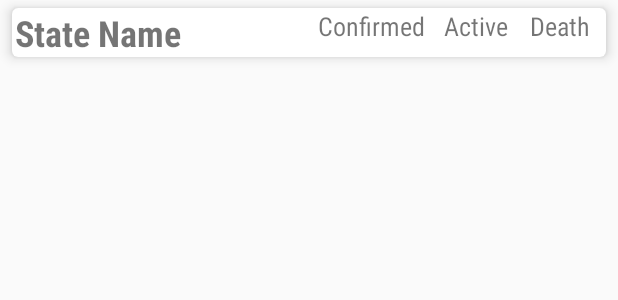
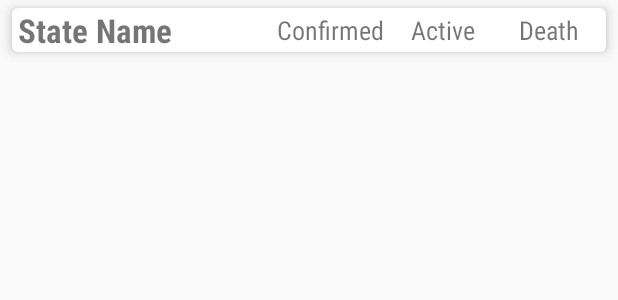
Before and after one commit to kanish51/COVID-19_Statistics_India_App, an Android app: the layout activity_state_data.xml on its own in the app's theme, with its tools: preview values and no code run, on a phone screen of 412 x 824 dp. Shown: the top 300 px of the screen. Run offline under Robolectric (Android 15) with nearby library versions, the phone set to English and light mode, and no system bars.

Commit message:
fixed layout issues

```diff
--- a/app/src/main/AndroidManifest.xml
+++ b/app/src/main/AndroidManifest.xml
@@ -12,12 +12,14 @@
         android:roundIcon="@mipmap/mycustomicon_round"
         android:supportsRtl="true"
         android:theme="@style/AppTheme">
-        <activity android:name=".DistrictDataActivity">
+        <activity android:name=".DistrictDataActivity"
+            android:launchMode="singleTop">
             <meta-data
                 android:name="android.support.PARENT_ACTIVITY"
                 android:value=".StateDataActivity" />
         </activity>
-        <activity android:name=".StateDataActivity">
+        <activity android:name=".StateDataActivity"
+            android:launchMode="singleTop">
             <meta-data
                 android:name="android.support.PARENT_ACTIVITY"
                 android:value=".MainActivity" />
--- a/app/src/main/res/layout/activity_state_data.xml
+++ b/app/src/main/res/layout/activity_state_data.xml
@@ -34,26 +34,26 @@
                 android:layout_width="0dp"
                 android:layout_height="wrap_content"
                 android:layout_weight="1"
+                android:layout_marginLeft="2dp"
                 android:fontFamily="sans-serif-condensed"
                 android:text="State Name"
-                android:textSize="24sp"
+                android:textSize="22sp"
                 android:textStyle="bold" />
 
             <LinearLayout
                 android:layout_width="0dp"
                 android:layout_height="24dp"
-                android:layout_weight="1."
+                android:layout_gravity="center"
+                android:layout_weight="1.3"
                 android:orientation="horizontal">
 
                 <TextView
                     android:id="@+id/tvConfirmedHeading"
                     android:layout_width="0dp"
                     android:layout_height="match_parent"
-                    android:layout_marginStart="1dp"
-                    android:layout_marginEnd="1dp"
-                    android:layout_weight="1.5"
+                    android:layout_weight="1.1"
                     android:fontFamily="sans-serif-condensed"
-                    android:gravity="center_horizontal"
+                    android:gravity="clip_vertical|center_horizontal"
                     android:text="Confirmed"
                     app:autoSizeTextType="uniform" />
 
@@ -61,11 +61,9 @@
                     android:id="@+id/tvActiveHeading"
                     android:layout_width="0dp"
                     android:layout_height="match_parent"
-                    android:layout_marginStart="1dp"
-                    android:layout_marginEnd="1dp"
                     android:layout_weight="1"
                     android:fontFamily="sans-serif-condensed"
-                    android:gravity="center_horizontal"
+                    android:gravity="clip_vertical|center_horizontal"
                     android:text="Active"
                     app:autoSizeTextType="uniform" />
 
@@ -73,11 +71,10 @@
                     android:id="@+id/tvDeathsHeading"
                     android:layout_width="0dp"
                     android:layout_height="match_parent"
-                    android:layout_marginStart="1dp"
-                    android:layout_marginEnd="1dp"
                     android:layout_weight="1"
                     android:fontFamily="sans-serif-condensed"
-                    android:gravity="center_horizontal"
+                    android:gravity="clip_vertical|center_horizontal"
+
                     android:text="Death"
                     app:autoSizeTextType="uniform" />
 
```
Also changed, not shown: app/src/main/res/layout/activity_district_data.xml (+5 -4 lines), app/src/main/res/layout/districtlist_item.xml (+5 -5 lines), app/src/main/res/layout/statelist_item.xml (+6 -4 lines).
